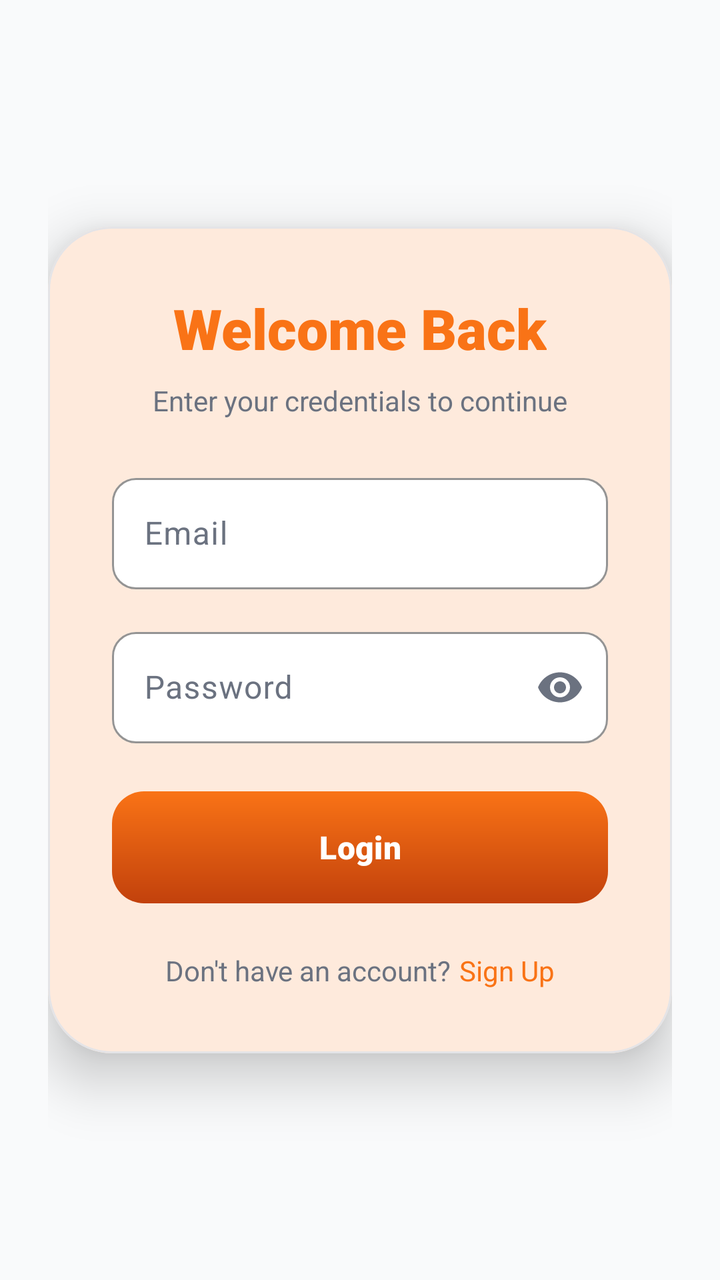
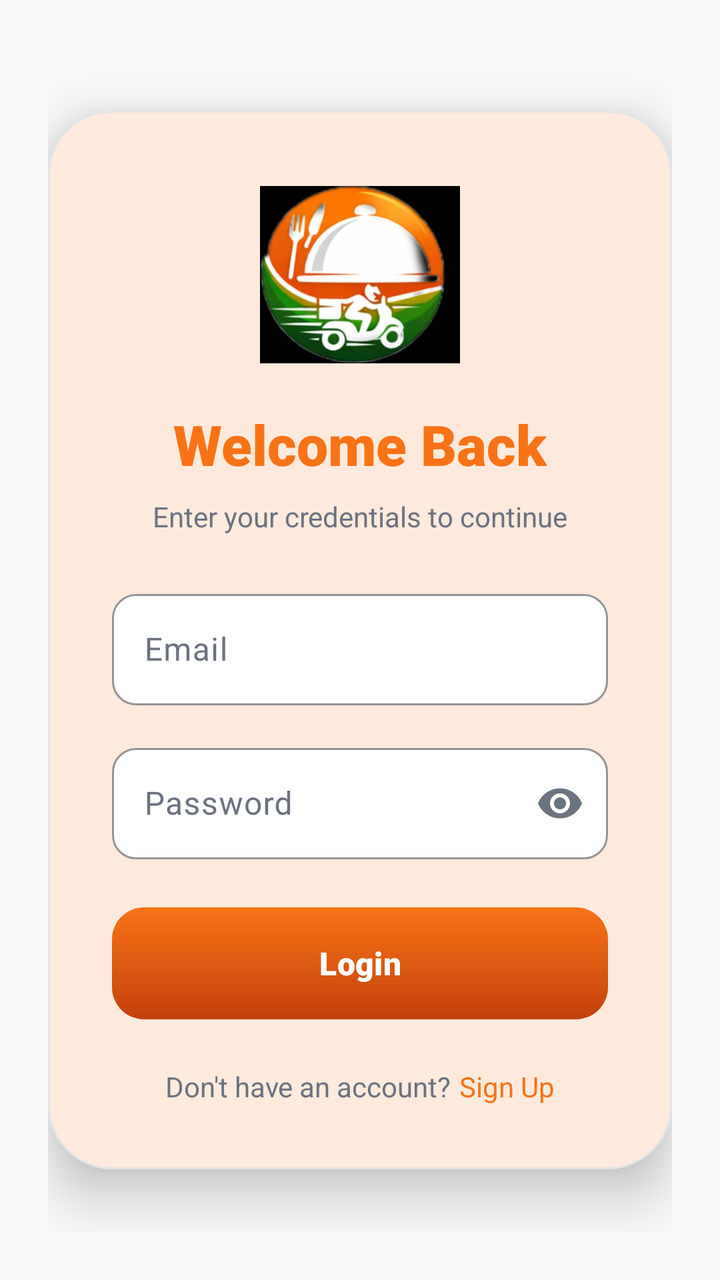

Before-and-after screenshots of an Android layout around one commit, followed by the original layout XML and the change that was made.
<!-- AndroidManifest.xml: activity theme Theme.ZimFeast.NoActionBar -->
<!-- res/layout/activity_login.xml -->
<?xml version="1.0" encoding="utf-8"?>
<androidx.constraintlayout.widget.ConstraintLayout xmlns:android="http://schemas.android.com/apk/res/android"
    xmlns:app="http://schemas.android.com/apk/res-auto"
    android:layout_width="match_parent"
    android:layout_height="match_parent"
    android:background="@color/background">

    <ScrollView
        android:layout_width="match_parent"
        android:layout_height="match_parent"
        android:fillViewport="true">

        <LinearLayout
            android:layout_width="match_parent"
            android:layout_height="wrap_content"
            android:gravity="center"
            android:orientation="vertical"
            android:padding="24dp">

            <com.google.android.material.card.MaterialCardView
                android:layout_width="match_parent"
                android:layout_height="wrap_content"
                app:cardCornerRadius="32dp"
                app:cardBackgroundColor="@color/glass"
                app:cardElevation="16dp"
                app:strokeColor="@color/glass_border"
                app:strokeWidth="1dp">

                <LinearLayout
                    android:layout_width="match_parent"
                    android:layout_height="wrap_content"
                    android:orientation="vertical"
                    android:padding="32dp">

                    <TextView
                        android:layout_width="wrap_content"
                        android:layout_height="wrap_content"
                        android:layout_gravity="center"
                        android:text="Welcome Back"
                        android:textColor="@color/primary"
                        android:textSize="28sp"
                        android:fontFamily="sans-serif-black" />

                    <TextView
                        android:layout_width="wrap_content"
                        android:layout_height="wrap_content"
                        android:layout_gravity="center"
                        android:layout_marginTop="8dp"
                        android:text="Enter your credentials to continue"
                        android:textColor="@color/text_secondary"
                        android:textSize="14sp" />

                    <com.google.android.material.progressindicator.CircularProgressIndicator
                        android:id="@+id/progress_bar"
                        android:layout_width="wrap_content"
                        android:layout_height="wrap_content"
                        android:layout_gravity="center"
                        android:layout_marginTop="16dp"
                        android:indeterminate="true"
                        android:visibility="gone"
                        app:indicatorColor="@color/primary" />

                    <com.google.android.material.textfield.TextInputLayout
                        style="@style/Widget.ZimFeast.TextInputLayout"
                        android:layout_width="match_parent"
                        android:layout_height="wrap_content"
                        android:layout_marginTop="24dp"
                        android:hint="@string/email">

                        <com.google.android.material.textfield.TextInputEditText
                            android:id="@+id/et_email"
                            android:layout_width="match_parent"
                            android:layout_height="wrap_content"
                            android:inputType="textEmailAddress"
                            android:textColor="@color/text_primary" />

                    </com.google.android.material.textfield.TextInputLayout>

                    <com.google.android.material.textfield.TextInputLayout
                        style="@style/Widget.ZimFeast.TextInputLayout"
                        android:layout_width="match_parent"
                        android:layout_height="wrap_content"
                        android:layout_marginTop="16dp"
                        android:hint="@string/password"
                        app:endIconMode="password_toggle"
                        app:endIconTint="@color/text_secondary">

                        <com.google.android.material.textfield.TextInputEditText
                            android:id="@+id/et_password"
                            android:layout_width="match_parent"
                            android:layout_height="wrap_content"
                            android:inputType="textPassword"
                            android:textColor="@color/text_primary" />

                    </com.google.android.material.textfield.TextInputLayout>

                    <com.google.android.material.button.MaterialButton
                        android:id="@+id/btn_login"
                        android:layout_width="match_parent"
                        android:layout_height="56dp"
                        android:layout_marginTop="24dp"
                        android:background="@drawable/bg_button_orange_gradient"
                        android:text="@string/login"
                        android:textColor="@color/on_primary"
                        android:textSize="16sp"
                        android:fontFamily="sans-serif-black"
                        android:textAllCaps="false"
                        app:backgroundTint="@null" />

                    <LinearLayout
                        android:layout_width="wrap_content"
                        android:layout_height="wrap_content"
                        android:layout_gravity="center"
                        android:layout_marginTop="24dp"
                        android:orientation="horizontal">

                        <TextView
                            android:layout_width="wrap_content"
                            android:layout_height="wrap_content"
                            android:text="@string/dont_have_account"
                            android:textColor="@color/text_secondary"
                            android:textSize="14sp" />

                        <TextView
                            android:id="@+id/tv_register"
                            android:layout_width="wrap_content"
                            android:layout_height="wrap_content"
                            android:layout_marginStart="4dp"
                            android:text="@string/sign_up"
                            android:textColor="@color/primary"
                            android:textSize="14sp"
                            android:fontFamily="sans-serif-bold" />

                    </LinearLayout>

                </LinearLayout>

            </com.google.android.material.card.MaterialCardView>

        </LinearLayout>

    </ScrollView>

</androidx.constraintlayout.widget.ConstraintLayout>
<!-- resources referenced by this layout -->
<resources>
  <color name="background">#F9FAFB</color>
  <color name="glass">#FFFFFF</color>
  <color name="glass_border">#E4E4E7</color>
  <color name="on_primary">#FFFFFF</color>
  <color name="primary">#F97316</color>
  <color name="text_primary">#1F2937</color>
  <color name="text_secondary">#6B7280</color>
  <!-- drawable bg_button_orange_gradient (drawable) -->
  <?xml version="1.0" encoding="utf-8"?>
  <shape xmlns:android="http://schemas.android.com/apk/res/android"
      android:shape="rectangle">
      <gradient
          android:angle="90"
          android:startColor="@color/orange_gradient_end"
          android:endColor="@color/orange_gradient_start" />
      <corners android:radius="16dp" />
  </shape>
  <string name="dont_have_account">Don\'t have an account?</string>
  <string name="email">Email</string>
  <string name="login">Login</string>
  <string name="password">Password</string>
  <string name="sign_up">Sign Up</string>
  <style name="Widget.ZimFeast.TextInputLayout" parent="Widget.Material3.TextInputLayout.OutlinedBox">
          <item name="boxCornerRadiusTopStart">12dp</item>
          <item name="boxCornerRadiusTopEnd">12dp</item>
          <item name="boxCornerRadiusBottomStart">12dp</item>
          <item name="boxCornerRadiusBottomEnd">12dp</item>
          <item name="boxStrokeColor">@color/border</item>
          <item name="boxBackgroundColor">@color/glass</item>
          <item name="hintTextColor">@color/text_secondary</item>
          <item name="android:textColorHint">@color/text_secondary</item>
      </style>
  <style name="Theme.ZimFeast.NoActionBar">
          <item name="windowActionBar">false</item>
          <item name="windowNoTitle">true</item>
      </style>
  <color name="orange_gradient_end">#C2410C</color>
  <color name="orange_gradient_start">#F97316</color>
  <color name="border">#D1D5DB</color>
</resources>

<!-- the commit's change to res/layout/activity_login.xml (unified diff, before → after) -->
@@ -31,6 +31,15 @@
                     android:layout_height="wrap_content"
                     android:orientation="vertical"
                     android:padding="32dp">
+
+                    <ImageView
+                        android:layout_width="100dp"
+                        android:layout_height="100dp"
+                        android:layout_gravity="center"
+                        android:layout_marginBottom="16dp"
+                        android:src="@drawable/logo"
+                        android:scaleType="fitCenter"
+                        android:contentDescription="ZimFeast Logo" />
 
                     <TextView
                         android:layout_width="wrap_content"
<!-- resource entries referenced after the edit -->
@@ -17,6 +17,7 @@
           android:endColor="@color/orange_gradient_start" />
       <corners android:radius="16dp" />
   </shape>
+  <!-- drawable logo: jpg bitmap (drawable, 13160 bytes) -->
   <string name="dont_have_account">Don\'t have an account?</string>
   <string name="email">Email</string>
   <string name="login">Login</string>
